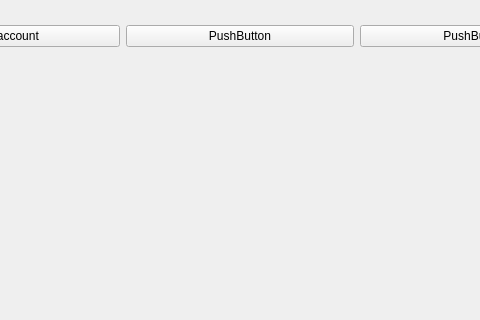
Above: views/ui/account.ui from wolfwarriorvn/FacebookScrape before the change; both pictures show x 364 to 844 and y 0 to 320 of the 973 by 545 pixel window. Below: the same form after it.
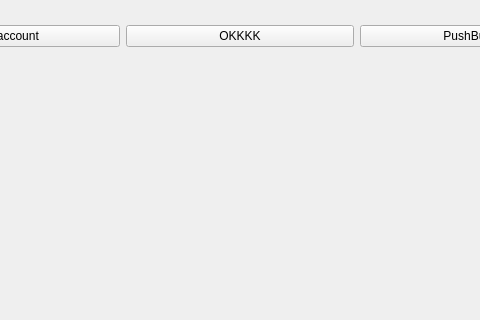
That is the form after the change.

Diff of the .ui file:
```diff
--- a/views/ui/account.ui
+++ b/views/ui/account.ui
@@ -40,7 +40,7 @@
       <item>
        <widget class="QPushButton" name="pushButton_3">
         <property name="text">
-         <string>PushButton</string>
+         <string>OKKKK</string>
         </property>
        </widget>
       </item>
```
